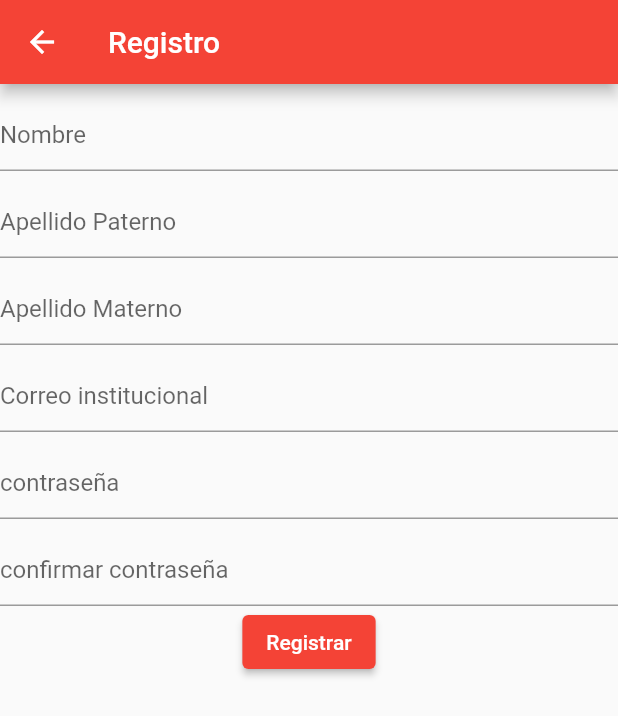
After one commit to AlexiSierra98/IntegradorModelo, a Flutter app: the registerPage screen opened by its route, after a tap on "Registrar", on a phone screen of 412 x 824 dp. The commit adds this screen. Shown: the top 716 px of the screen. Run offline on Flutter 3.47's test engine with Material 2 defaults, Android fonts, the phone set to English and light mode, and no system bars; our stand-ins replace cloud_firestore, firebase_auth, firebase_core; accounts and stored records are empty; network calls fail.

Commit message:
agrego login y register

```diff
--- /dev/null
+++ b/lib/Screens/register.dart
@@ -0,0 +1,184 @@
+import 'package:cloud_firestore/cloud_firestore.dart';
+import 'package:firebase_auth/firebase_auth.dart';
+import 'package:flutter/material.dart';
+import 'package:proyectomodelo/Services/authservice.dart';
+import 'package:proyectomodelo/Services/model_usuario.dart';
+
+class registerPage extends StatefulWidget {
+  const registerPage({Key? key}) : super(key: key);
+
+  @override
+  State<registerPage> createState() => _registerPageState();
+}
+
+class _registerPageState extends State<registerPage> {
+  final _formKey = GlobalKey<FormState>();
+  DataBService _db = DataBService();
+  final FirebaseAuth _auth = FirebaseAuth.instance;
+
+  final emailcontroller = TextEditingController();
+  final nombreController = TextEditingController();
+  final apellidoPController = TextEditingController();
+  final apellidoMController = TextEditingController();
+  final passwordcontroller = TextEditingController();
+  final confirmpasswordcontroller = TextEditingController();
+  @override
+  Widget build(BuildContext context) {
+    return Scaffold(
+      appBar: AppBar(
+        title: Text('Registro'),
+      ),
+      body: Form(
+        key: _formKey,
+        child: Column(
+          children: <Widget>[
+            SizedBox(
+              height: 10,
+            ),
+            TextFormField(
+                autofocus: false,
+                controller: nombreController,
+                keyboardType: TextInputType.name,
+                decoration: const InputDecoration(
+                  hintText: 'Nombre',
+                ),
+                onSaved: (value) {
+                  nombreController.text = value!;
+                }),
+            SizedBox(
+              height: 10,
+            ),
+            TextFormField(
+                autofocus: false,
+                controller: apellidoPController,
+                keyboardType: TextInputType.name,
+                decoration: const InputDecoration(
+                  hintText: 'Apellido Paterno',
+                ),
+                onSaved: (value) {
+                  apellidoPController.text = value!;
+                }),
+            SizedBox(
+              height: 10,
+            ),
+            TextFormField(
+                autofocus: false,
+                controller: apellidoMController,
+                keyboardType: TextInputType.name,
+                decoration: const InputDecoration(
+                  hintText: 'Apellido Materno',
+                ),
+                onSaved: (value) {
+                  apellidoMController.text = value!;
+                }),
+            SizedBox(
+              height: 10,
+            ),
+            TextFormField(
+                autofocus: false,
+                controller: emailcontroller,
+                keyboardType: TextInputType.emailAddress,
+                decoration: const InputDecoration(
+                  hintText: 'Correo institucional',
+                ),
+                onSaved: (value) {
+                  emailcontroller.text = value!;
+                }),
+            SizedBox(
+              height: 10,
+            ),
+            TextFormField(
+                autofocus: false,
+                controller: passwordcontroller,
+                keyboardType: TextInputType.name,
+                obscureText: true,
+                decoration: const InputDecoration(
+                  hintText: 'contraseña',
+                ),
+                onSaved: (value) {
+                  passwordcontroller.text = value!;
+                }),
+            SizedBox(
+              height: 10,
+            ),
+            TextFormField(
+                autofocus: false,
+                controller: confirmpasswordcontroller,
+                keyboardType: TextInputType.name,
+                decoration: const InputDecoration(
+                  hintText: 'confirmar contraseña',
+                ),
+                onSaved: (value) {
+                  confirmpasswordcontroller.text = value!;
+                }),
+            ElevatedButton(
+                child: Text(
+                  'Registrar',
+                  style: TextStyle(color: Colors.white),
+                ),
+                onPressed: () async {
+                  registerAcc(emailcontroller.text, passwordcontroller.text);
+                }),
+          ],
+        ),
+      ),
+    );
+  }
+
+  void registerAcc(emailcontroller,passwordcontroller) async{
+    try {
+      await _auth
+          .createUserWithEmailAndPassword(email: emailcontroller, password: passwordcontroller)
+          .then((value) => {postDetailsToFirestore()})
+          .catchError((e) {
+      });
+    } on FirebaseAuthException catch (error) {
+      switch (error.code) {
+        case "invalid-email":
+          "Your email address appears to be malformed.";
+          break;
+        case "wrong-password":
+          "Your password is wrong.";
+          break;
+        case "user-not-found":
+          "User with this email doesn't exist.";
+          break;
+        case "user-disabled":
+          "User with this email has been disabled.";
+          break;
+        case "too-many-requests":
+          "Too many requests";
+          break;
+        case "operation-not-allowed":
+          "Signing in with Email and Password is not enabled.";
+          break;
+        default:
+          "An undefined Error happened.";
+      }
+      print(error.code);
+    }
+  }
+  postDetailsToFirestore() async {
+    // calling our firestore
+    // calling our user model
+    // sedning these values
+
+    FirebaseFirestore _db = FirebaseFirestore.instance;
+    User? user = _auth.currentUser;
+
+    UserModel userModel = UserModel();
+
+    // writing all the values
+    userModel.email = user!.email;
+    userModel.Nombre = nombreController.text;
+    userModel.ApellidoPaterno = apellidoPController.text;
+    userModel.ApellidoMaterno = apellidoMController.text;
+
+
+
+    await _db
+        .collection("users")
+        .doc(user.email)
+        .set(userModel.toMap());
+  }
+}
--- /dev/null
+++ b/lib/Services/model_usuario.dart
@@ -0,0 +1,31 @@
+class UserModel {
+  String? email;
+  String? Nombre;
+  String? ApellidoPaterno;
+  String? ApellidoMaterno;
+
+
+  UserModel({this.email, this.Nombre, this.ApellidoPaterno, this.ApellidoMaterno});
+
+  // receiving data from server
+  factory UserModel.fromMap(map) {
+    return UserModel(
+      email: map['email'],
+      Nombre: map['Nombre'],
+      ApellidoPaterno: map['apellidoPaterno'],
+      ApellidoMaterno: map['apellidoMaterno'],
+
+    );
+  }
+
+  // sending data to our server
+  Map<String, dynamic> toMap() {
+    return {
+      'email': email,
+      'Nombre': Nombre,
+      'ApellidoPaterno': ApellidoPaterno,
+      'ApellidoMaterno': ApellidoMaterno,
+
+    };
+  }
+}
--- a/lib/main.dart
+++ b/lib/main.dart
@@ -2,6 +2,7 @@ import 'package:flutter/material.dart';
 import 'package:proyectomodelo/Screens/Login.dart';
 import 'package:proyectomodelo/Screens/home.dart';
 import 'package:firebase_core/firebase_core.dart';
+import 'package:proyectomodelo/Screens/register.dart';
 import 'firebase_options.dart';
 
 Future<void> main() async {
@@ -24,8 +25,9 @@ class MyApp extends StatelessWidget {
       routes: {
         // When navigating to the "/" route, build the FirstScreen widget.
         '/': (context) => const loginPage(),
+        '/register': (context) => const registerPage(),
         // When navigating to the "/second" route, build the SecondScreen widget.
-        '/second': (context) => const homePage(),
+        '/home': (context) => const homePage(),
       },
       theme: ThemeData(
         // This is the theme of your application.
```
Also changed, not shown: lib/Screens/login.dart (+60 -31 lines), lib/Services/authservice.dart (+95 -1 lines), pubspec.yaml (+4 -3 lines), pubspec.lock, 2 other files.
